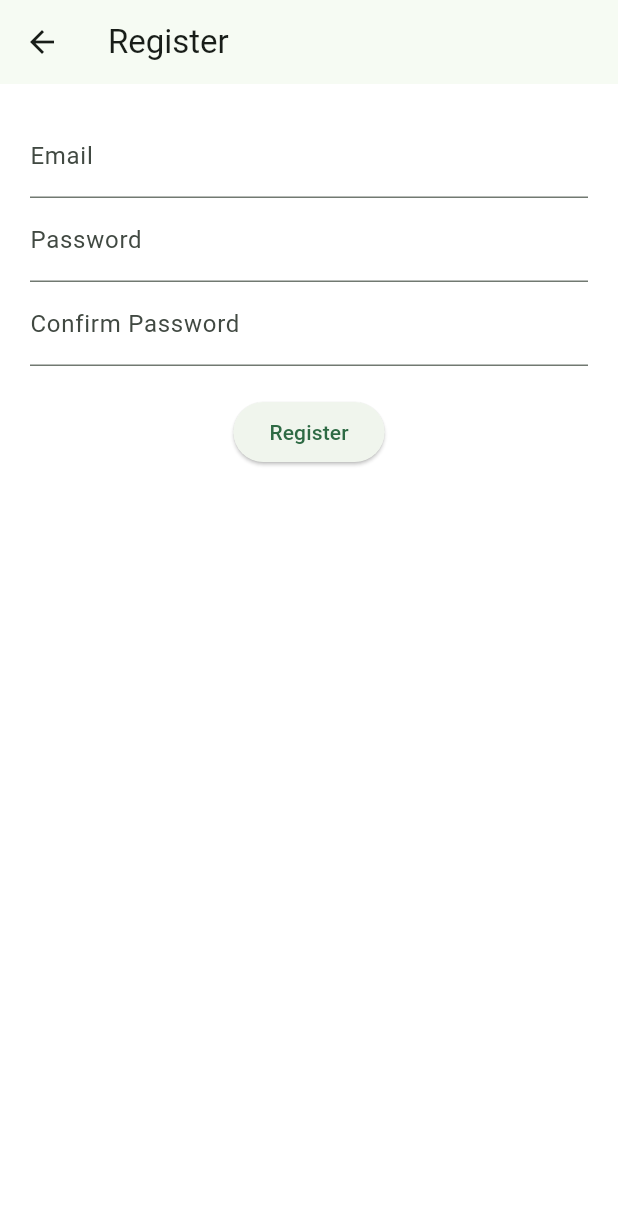
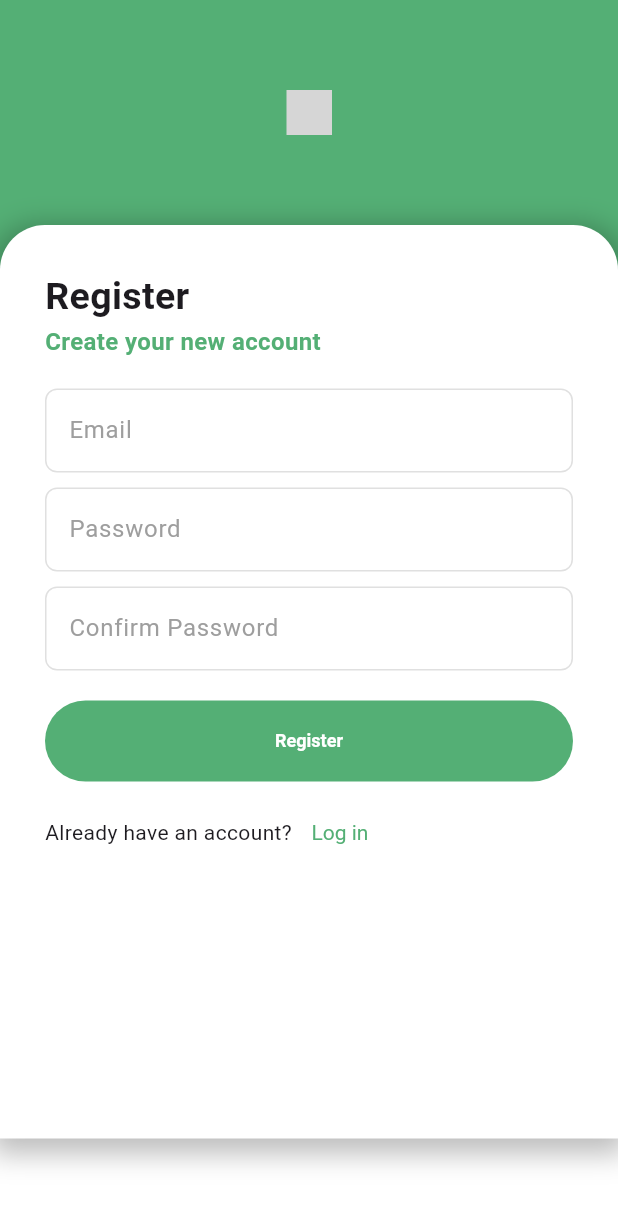
Before and after one commit to ReDine-Flutter-Project-G4/ReDine_Frontend, a Flutter app: the screen it shows after launch, after a tap on "Register Now", on a phone screen of 412 x 824 dp. Shown: the top 1205 px of the screen. Run offline on Flutter 3.47's test engine with Material 3 defaults, Android fonts, the light colour scheme and no system bars; our stand-ins replace firebase_auth, firebase_core, flutter_svg, google_fonts, google_sign_in, shared_preferences and 1 more; missing offline and left inert: colorful_iconify_flutter, iconify_flutter; accounts and stored records are empty; network calls fail; Roboto replaces fonts that are missing (Kanit, Livvic); grey boxes are pictures that could not be loaded.

Commit message:
email based auth finished

```diff
--- a/lib/main.dart
+++ b/lib/main.dart
@@ -1,7 +1,7 @@
 import 'package:flutter/material.dart';
 import 'package:google_fonts/google_fonts.dart';
 import 'package:firebase_core/firebase_core.dart';
-
+import 'package:flutter_web_plugins/url_strategy.dart';
 import 'auth/auth_gate.dart';
 import 'firebase_options.dart';
 import 'pages/login_page.dart';
@@ -9,6 +9,7 @@ import 'pages/register_page.dart';
 
 void main() async {
   WidgetsFlutterBinding.ensureInitialized();
+  setUrlStrategy(PathUrlStrategy());
   await Firebase.initializeApp(options: DefaultFirebaseOptions.currentPlatform);
   runApp(const MyApp());
 }
@@ -33,10 +34,10 @@ class MyApp extends StatelessWidget {
         ),
         scaffoldBackgroundColor: Colors.white,
       ),
-      home: const AuthGate(),
       routes: {
         '/login': (context) => const LoginPage(),
         '/register': (context) => const RegisterPage(),
+        '/': (context) => const AuthGate(),
       },
     );
   }
--- a/lib/pages/home_page.dart
+++ b/lib/pages/home_page.dart
@@ -15,7 +15,8 @@ class HomeTabPage extends StatefulWidget {
   State<HomeTabPage> createState() => _HomeTabPageState();
 }
 
-class _HomeTabPageState extends State<HomeTabPage> with SingleTickerProviderStateMixin {
+class _HomeTabPageState extends State<HomeTabPage>
+    with SingleTickerProviderStateMixin {
   late TabController _tabController;
   List<dynamic> mockData = [];
 
@@ -77,6 +78,8 @@ class _HomeTabPageState extends State<HomeTabPage> with SingleTickerProviderStat
                   icon: const Icon(Icons.logout),
                   onPressed: () async {
                     await AuthService().signOut();
+                    if (!mounted) return;
+                    Navigator.pushReplacementNamed(context, '/login');
                   },
                 ),
               ],
@@ -84,8 +87,7 @@ class _HomeTabPageState extends State<HomeTabPage> with SingleTickerProviderStat
             SliverPadding(
               padding: const EdgeInsets.all(18),
               sliver: SliverGrid(
-                  delegate: SliverChildBuilderDelegate(
-                    (context, index) {
+                delegate: SliverChildBuilderDelegate((context, index) {
                   final meal = mockData[index];
                   return custom_card.MealCard(
                     strMeal: meal['strMeal'],
@@ -94,9 +96,7 @@ class _HomeTabPageState extends State<HomeTabPage> with SingleTickerProviderStat
                     strCategory: meal['strCategory'],
                     strIngredients: _getIngredients(meal),
                   );
-                    },
-                    childCount: mockData.length,
-                  ),
+                }, childCount: mockData.length),
                 gridDelegate: const SliverGridDelegateWithFixedCrossAxisCount(
                   crossAxisCount: 2,
                   mainAxisSpacing: 18,
--- a/lib/pages/login_page.dart
+++ b/lib/pages/login_page.dart
@@ -1,6 +1,10 @@
 import 'package:flutter/material.dart';
+import 'package:google_fonts/google_fonts.dart';
+import 'package:iconify_flutter/iconify_flutter.dart';
+import 'package:colorful_iconify_flutter/icons/logos.dart';
 import 'package:redine_frontend/widgets/custom_button.dart';
 import '../services/auth_service.dart';
+import 'package:flutter_svg/flutter_svg.dart';
 
 class LoginPage extends StatefulWidget {
   const LoginPage({super.key});
@@ -13,53 +17,82 @@ class _LoginPageState extends State<LoginPage> {
   final _emailController = TextEditingController();
   final _passwordController = TextEditingController();
   final _authService = AuthService();
+
+  bool _isLoading = false;
+
+  InputDecoration _inputDecoration(String label) {
+    return InputDecoration(
+      labelText: label,
+      enabledBorder: OutlineInputBorder(
+        borderSide: BorderSide(color: Colors.grey.shade300),
+        borderRadius: BorderRadius.circular(8),
+      ),
+      focusedBorder: OutlineInputBorder(
+        borderSide: const BorderSide(color: Color(0xFF54AF75), width: 2),
+        borderRadius: BorderRadius.circular(8),
+      ),
+      labelStyle: const TextStyle(color: Colors.grey),
+      floatingLabelStyle: const TextStyle(color: Color(0xFF54AF75)),
+    );
+  }
+
+  Future<void> _login() async {
+    final messenger = ScaffoldMessenger.of(context);
+    setState(() => _isLoading = true);
+
+    try {
+      await _authService.signIn(
+        _emailController.text,
+        _passwordController.text,
+      );
+      if (!mounted) return;
+      Navigator.pushReplacementNamed(context, '/');
+    } catch (e) {
+      if (!mounted) return;
+      messenger.showSnackBar(SnackBar(content: Text('Login failed: $e')));
+    } finally {
+      if (mounted) setState(() => _isLoading = false);
+    }
+  }
+
+  Future<void> _loginWithGoogle() async {
+    final messenger = ScaffoldMessenger.of(context);
+    try {
+      await _authService.signInWithGoogle();
+      if (!mounted) return;
+      Navigator.pushReplacementNamed(context, '/');
+    } catch (e) {
+      if (!mounted) return;
+      messenger.showSnackBar(SnackBar(content: Text('Google sign-in failed: $e')));
+    }
+  }
+
   @override
   Widget build(BuildContext context) {
     return Scaffold(
       body: Stack(
         children: [
-          // Background box
-          Container(height: 300, color: const Color(0xFF54AF75)),
-
-          // Foreground form container
+          // Background
           Container(
-            transform: Matrix4.translationValues(0.0, 150.0, 0.0),
+            height: 300,
+            color: const Color(0xFF54AF75),
+            child: Align(
+              alignment: Alignment.topCenter,
+              child: Padding(
+                padding: const EdgeInsets.only(top: 60),
+                child: SvgPicture.asset('assets/redine.svg', height: 30, width: 30),
+              ),
+            ),
+          ),
+          // Form
+          Container(
+            transform: Matrix4.translationValues(0, 150, 0),
             child: SingleChildScrollView(
               child: Container(
-                width: double.infinity,
-                // padding: const EdgeInsets.only(top: 70),
-                decoration: const BoxDecoration(
-                  color: Color(0xFFEDEDED),
-                  borderRadius: BorderRadius.only(
-                    topLeft: Radius.circular(30),
-                    topRight: Radius.circular(30),
-                  ),
-                  boxShadow: [
-                    BoxShadow(
-                      color: Colors.black26,
-                      blurRadius: 15,
-                      spreadRadius: 5,
-                      offset: Offset(0, 5),
-                    ),
-                  ],
-                ),
-                child: Column(
-                  children: [
-                    Padding(
-                      padding: EdgeInsets.only(top: 10, bottom: 10),
-                      child: Text(
-                        'Login to your account',
-                        style: TextStyle(fontSize: 20),
-                      ),
-                    ),
-                    Container(
                 padding: const EdgeInsets.all(30),
                 decoration: const BoxDecoration(
                   color: Colors.white,
-                        borderRadius: BorderRadius.only(
-                          topLeft: Radius.circular(30),
-                          topRight: Radius.circular(30),
-                        ),
+                  borderRadius: BorderRadius.vertical(top: Radius.circular(30)),
                   boxShadow: [
                     BoxShadow(
                       color: Colors.black26,
@@ -72,94 +105,80 @@ class _LoginPageState extends State<LoginPage> {
                 child: Column(
                   crossAxisAlignment: CrossAxisAlignment.start,
                   children: [
-                          TextField(
-                            controller: _emailController,
-                            decoration: InputDecoration(
-                              labelText: 'Email',
-                              enabledBorder: OutlineInputBorder(
-                                borderSide: BorderSide(
-                                  color: Colors.grey.shade300,
-                                ), // grey border
-                                borderRadius: BorderRadius.circular(8),
-                              ),
-                              focusedBorder: OutlineInputBorder(
-                                borderSide: BorderSide(
-                                  color: Color(0xFF54AF75),
-                                  width: 2,
-                                ), // green border when focus
-                                borderRadius: BorderRadius.circular(8),
-                              ),
-                              labelStyle: TextStyle(
-                                color: Colors.grey,
-                              ), // grey label
-                              floatingLabelStyle: TextStyle(
-                                color: Color(
-                                  0xFF54AF75,
-                                ), // green label when focused
+                    // Header
+                    Padding(
+                      padding: const EdgeInsets.only(bottom: 20),
+                      child: Column(
+                        crossAxisAlignment: CrossAxisAlignment.start,
+                        children: [
+                          Text('Welcome back', style: GoogleFonts.livvic(fontSize: 25, fontWeight: FontWeight.w700)),
+                          Text(
+                            'Login to your account',
+                            style: GoogleFonts.livvic(
+                              fontSize: 16,
+                              fontWeight: FontWeight.w700,
+                              color: const Color(0xFF54AF75),
                             ),
                           ),
+                        ],
                       ),
+                    ),
+                    // Inputs
+                    TextField(controller: _emailController, decoration: _inputDecoration('Email')),
                     const SizedBox(height: 10),
                     TextField(
                       controller: _passwordController,
-                            decoration: InputDecoration(
-                              labelText: 'Password',
-                              enabledBorder: OutlineInputBorder(
-                                borderSide: BorderSide(
-                                  color: Colors.grey.shade300,
-                                ), // grey border
-                                borderRadius: BorderRadius.circular(8),
+                      obscureText: true,
+                      decoration: _inputDecoration('Password'),
                     ),
-                              focusedBorder: OutlineInputBorder(
-                                borderSide: BorderSide(
-                                  color: Color(0xFF54AF75),
-                                  width: 2,
-                                ), // green border when focus
-                                borderRadius: BorderRadius.circular(8),
-                              ),
-                              labelStyle: TextStyle(
-                                color: Colors.grey,
-                              ), // grey label
-                              floatingLabelStyle: TextStyle(
-                                color: Color(
-                                  0xFF54AF75,
-                                ), // green label when focused
-                              ),
-                            ),
-                          ),
-                          const SizedBox(height: 20),
-                          CustomButton(
-                            label: 'Login',
-                            onPressed: () async {
-                              try {
-                                await _authService.signIn(
-                                  _emailController.text,
-                                  _passwordController.text,
-                                );
-                              } catch (e) {
-                                ScaffoldMessenger.of(context).showSnackBar(
-                                  SnackBar(content: Text('Login failed: $e')),
-                                );
-                              }
-                            },
-                          ),
+                    const SizedBox(height: 10),
+                    // Login button
+                    _isLoading
+                        ? const Center(child: CircularProgressIndicator())
+                        : CustomButton(label: 'Login', onPressed: _login),
+                    // Register link
                     Row(
                       children: [
-                              Text('Don’t have an account?'),
+                        const Text('Don’t have an account?'),
                         TextButton(
-                                onPressed:
-                                    () => Navigator.pushNamed(
-                                      context,
-                                      '/register',
-                                    ),
+                          onPressed: () => Navigator.pushReplacementNamed(context, '/register'),
                           child: const Text('Register Now'),
                         ),
                       ],
                     ),
-                          const SizedBox(height: 300),
+                    // Divider
+                    Row(
+                      children: const [
+                        Expanded(child: Divider(thickness: 1)),
+                        Padding(
+                          padding: EdgeInsets.symmetric(horizontal: 8.0),
+                          child: Text('or', style: TextStyle(color: Colors.grey)),
+                        ),
+                        Expanded(child: Divider(thickness: 1)),
                       ],
                     ),
+                    const SizedBox(height: 10),
+                    // Google login button
+                    SizedBox(
+                      width: double.infinity,
+                      child: OutlinedButton.icon(
+                        onPressed: _loginWithGoogle,
+                        icon: Iconify(Logos.google_icon, size: 20),
+                        label: const Text(
+                          'Sign in with Google',
+                          style: TextStyle(color: Colors.black, fontSize: 12),
                         ),
+                        style: OutlinedButton.styleFrom(
+                          side: const BorderSide(color: Colors.grey),
+                          padding: const EdgeInsets.symmetric(vertical: 16),
+                          shape: RoundedRectangleBorder(
+                            borderRadius: BorderRadius.circular(30),
+                          ),
+                          backgroundColor: Colors.white,
+                        ),
+                      ),
+                    ),
+                    const SizedBox(height: 150),
                   ],
                 ),
               ),
--- a/lib/pages/register_page.dart
+++ b/lib/pages/register_page.dart
@@ -1,5 +1,8 @@
 import 'package:flutter/material.dart';
+import 'package:google_fonts/google_fonts.dart';
+import 'package:redine_frontend/widgets/custom_button.dart';
 import '../services/auth_service.dart';
+import 'package:flutter_svg/flutter_svg.dart';
 
 class RegisterPage extends StatefulWidget {
   const RegisterPage({super.key});
@@ -14,57 +17,134 @@ class _RegisterPageState extends State<RegisterPage> {
   final _confirmPasswordController = TextEditingController();
   final _authService = AuthService();
 
-  @override
-  Widget build(BuildContext context) {
-    return Scaffold(
-      appBar: AppBar(title: const Text('Register')),
-      body: Padding(
-        padding: const EdgeInsets.all(20),
-        child: Column(
-          children: [
-            TextField(
-              controller: _emailController,
-              decoration: const InputDecoration(labelText: 'Email'),
+  bool _isLoading = false;
+
+  InputDecoration _inputDecoration(String label) {
+    return InputDecoration(
+      labelText: label,
+      enabledBorder: OutlineInputBorder(
+        borderSide: BorderSide(color: Colors.grey.shade300),
+        borderRadius: BorderRadius.circular(8),
       ),
-            TextField(
-              controller: _passwordController,
-              decoration: const InputDecoration(labelText: 'Password'),
-              obscureText: true,
+      focusedBorder: OutlineInputBorder(
+        borderSide: const BorderSide(color: Color(0xFF54AF75), width: 2),
+        borderRadius: BorderRadius.circular(8),
       ),
-            TextField(
-              controller: _confirmPasswordController,
-              decoration: const InputDecoration(labelText: 'Confirm Password'),
-              obscureText: true,
-            ),
-            const SizedBox(height: 20),
-            ElevatedButton(
-              onPressed: () async {
-                if (_passwordController.text !=
-                    _confirmPasswordController.text) {
-                  ScaffoldMessenger.of(context).showSnackBar(
+      labelStyle: const TextStyle(color: Colors.grey),
+      floatingLabelStyle: const TextStyle(color: Color(0xFF54AF75)),
+    );
+  }
+
+  Future<void> _register() async {
+    final messenger = ScaffoldMessenger.of(context);
+
+    if (_passwordController.text != _confirmPasswordController.text) {
+      messenger.showSnackBar(
         const SnackBar(content: Text('Passwords do not match')),
       );
       return;
     }
 
+    setState(() => _isLoading = true);
     try {
       await _authService.register(
         _emailController.text,
         _passwordController.text,
       );
-                  Navigator.pop(context);
+      if (!mounted) return;
+      Navigator.pushReplacementNamed(context, '/');
     } catch (e) {
-                  ScaffoldMessenger.of(context).showSnackBar(
+      if (!mounted) return;
+      messenger.showSnackBar(
         SnackBar(content: Text('Register failed: $e')),
       );
+    } finally {
+      if (mounted) setState(() => _isLoading = false);
     }
-              },
+  }
 
-              child: const Text('Register'),
+  @override
+  Widget build(BuildContext context) {
+    return Scaffold(
+      body: Stack(
+        children: [
+          // Background
+          Container(
+            height: 300,
+            color: const Color(0xFF54AF75),
+            child: Align(
+              alignment: Alignment.topCenter,
+              child: Padding(
+                padding: const EdgeInsets.only(top: 60),
+                child: SvgPicture.asset('assets/redine.svg', height: 30, width: 30),
+              ),
+            ),
+          ),
+          // Foreground form
+          Container(
+            transform: Matrix4.translationValues(0, 150, 0),
+            child: SingleChildScrollView(
+              child: Container(
+                padding: const EdgeInsets.all(30),
+                decoration: const BoxDecoration(
+                  color: Colors.white,
+                  borderRadius: BorderRadius.vertical(top: Radius.circular(30)),
+                  boxShadow: [
+                    BoxShadow(
+                      color: Colors.black26,
+                      blurRadius: 15,
+                      spreadRadius: 5,
+                      offset: Offset(0, 5),
+                    ),
+                  ],
+                ),
+                child: Column(
+                  crossAxisAlignment: CrossAxisAlignment.start,
+                  children: [
+                    // Heading
+                    Padding(
+                      padding: const EdgeInsets.only(bottom: 20),
+                      child: Column(
+                        crossAxisAlignment: CrossAxisAlignment.start,
+                        children: [
+                          Text('Register', style: GoogleFonts.livvic(fontSize: 25, fontWeight: FontWeight.w700)),
+                          Text(
+                            'Create your new account',
+                            style: GoogleFonts.livvic(fontSize: 16, fontWeight: FontWeight.w700, color: const Color(0xFF54AF75)),
                           ),
                         ],
                       ),
                     ),
+                    // Inputs
+                    TextField(controller: _emailController, decoration: _inputDecoration('Email')),
+                    const SizedBox(height: 10),
+                    TextField(controller: _passwordController, obscureText: true, decoration: _inputDecoration('Password')),
+                    const SizedBox(height: 10),
+                    TextField(controller: _confirmPasswordController, obscureText: true, decoration: _inputDecoration('Confirm Password')),
+                    const SizedBox(height: 20),
+                    // Register button
+                    _isLoading
+                        ? const Center(child: CircularProgressIndicator())
+                        : CustomButton(label: 'Register', onPressed: _register),
+                    const SizedBox(height: 10),
+                    // Already have account
+                    Row(
+                      children: [
+                        const Text('Already have an account?'),
+                        TextButton(
+                          onPressed: () => Navigator.pushReplacementNamed(context, '/login'),
+                          child: const Text('Log in'),
+                        ),
+                      ],
+                    ),
+                    const SizedBox(height: 150),
+                  ],
+                ),
+              ),
+            ),
+          ),
+        ],
+      ),
     );
   }
 }
--- a/pubspec.yaml
+++ b/pubspec.yaml
@@ -33,6 +33,8 @@ dependencies:
   url_launcher: ^6.2.4
   flutter:
     sdk: flutter
+  flutter_web_plugins:
+    sdk: flutter
 
   # The following adds the Cupertino Icons font to your application.
   # Use with the CupertinoIcons class for iOS style icons.
@@ -45,6 +47,7 @@ dependencies:
   firebase_core: ^3.13.0
   google_sign_in: ^6.3.0
   firebase_ui_oauth_google: ^1.4.1
+  flutter_svg: ^2.1.0
 
 dev_dependencies:
   flutter_test:
@@ -86,6 +89,7 @@ flutter:
   uses-material-design: true
   assets:
     - assets/mock_data.json
+    - assets/redine.svg
 
   # To add assets to your application, add an assets section, like this:
   # assets:
```
Also changed, not shown: assets/ReDine.svg (added), pubspec.lock, 4 other files. Lines whose indentation alone changed are shown as unchanged.
